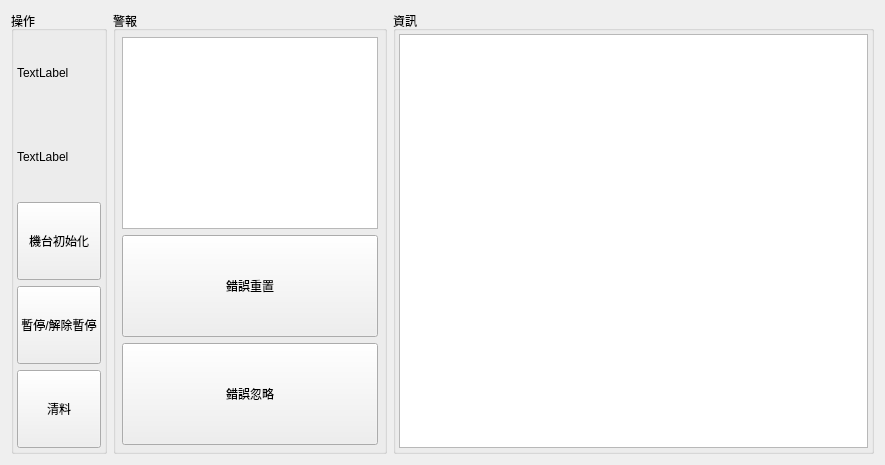
Old version of the form bank-view/fronts/frontmainpanel.ui in the repository smandyscom/front-base-widget.
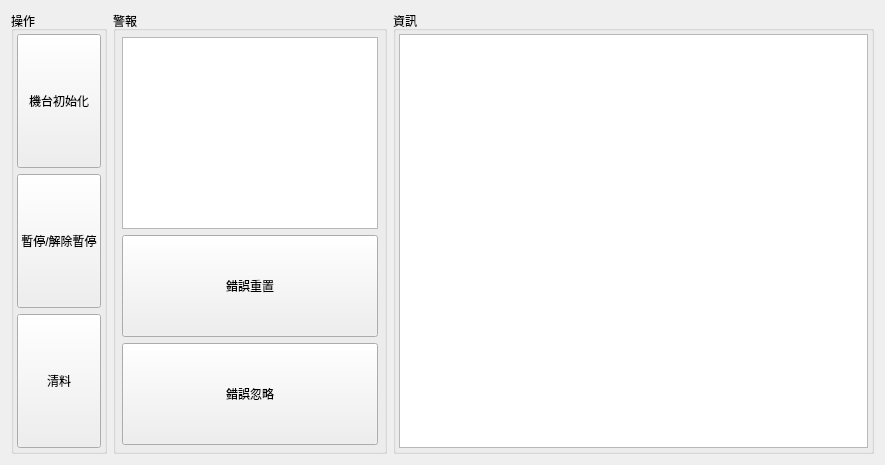
New version of the form.

Patch:
```diff
--- a/bank-view/fronts/frontmainpanel.ui
+++ b/bank-view/fronts/frontmainpanel.ui
@@ -40,26 +40,7 @@
       </property>
       <item row="0" column="0">
        <layout class="QGridLayout" name="gridLayout_4" columnstretch="0">
-        <item row="0" column="0">
-         <widget class="QLabel" name="labelNetwork">
-          <property name="sizePolicy">
-           <sizepolicy hsizetype="Preferred" vsizetype="Preferred">
-            <horstretch>0</horstretch>
-            <verstretch>0</verstretch>
-           </sizepolicy>
-          </property>
-          <property name="maximumSize">
-           <size>
-            <width>16777215</width>
-            <height>16777215</height>
-           </size>
-          </property>
-          <property name="text">
-           <string>TextLabel</string>
-          </property>
-         </widget>
-        </item>
-        <item row="3" column="0">
+        <item row="1" column="0">
          <widget class="QPushButton" name="pushButtonPause">
           <property name="sizePolicy">
            <sizepolicy hsizetype="Preferred" vsizetype="Preferred">
@@ -75,7 +56,7 @@
           </property>
          </widget>
         </item>
-        <item row="2" column="0">
+        <item row="0" column="0">
          <widget class="QPushButton" name="pushButtonInitialize">
           <property name="sizePolicy">
            <sizepolicy hsizetype="Preferred" vsizetype="Preferred">
@@ -88,7 +69,7 @@
           </property>
          </widget>
         </item>
-        <item row="4" column="0">
+        <item row="2" column="0">
          <widget class="QPushButton" name="pushButtonClear">
           <property name="sizePolicy">
            <sizepolicy hsizetype="Preferred" vsizetype="Preferred">
@@ -104,25 +85,6 @@
           </property>
          </widget>
         </item>
-        <item row="1" column="0">
-         <widget class="QLabel" name="labelStatus">
-          <property name="sizePolicy">
-           <sizepolicy hsizetype="Preferred" vsizetype="Preferred">
-            <horstretch>0</horstretch>
-            <verstretch>0</verstretch>
-           </sizepolicy>
-          </property>
-          <property name="maximumSize">
-           <size>
-            <width>16777215</width>
-            <height>16777215</height>
-           </size>
-          </property>
-          <property name="text">
-           <string>TextLabel</string>
-          </property>
-         </widget>
-        </item>
        </layout>
       </item>
      </layout>
```
Left out of the diff: 3 changed lines with no effect on the pictures.
